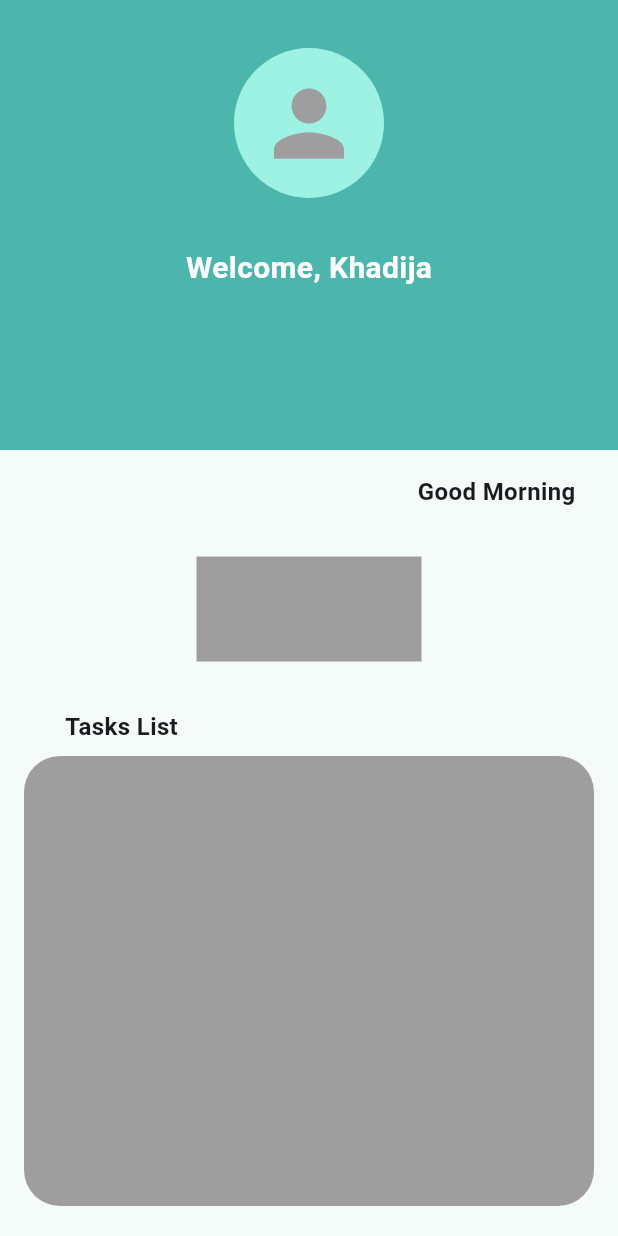
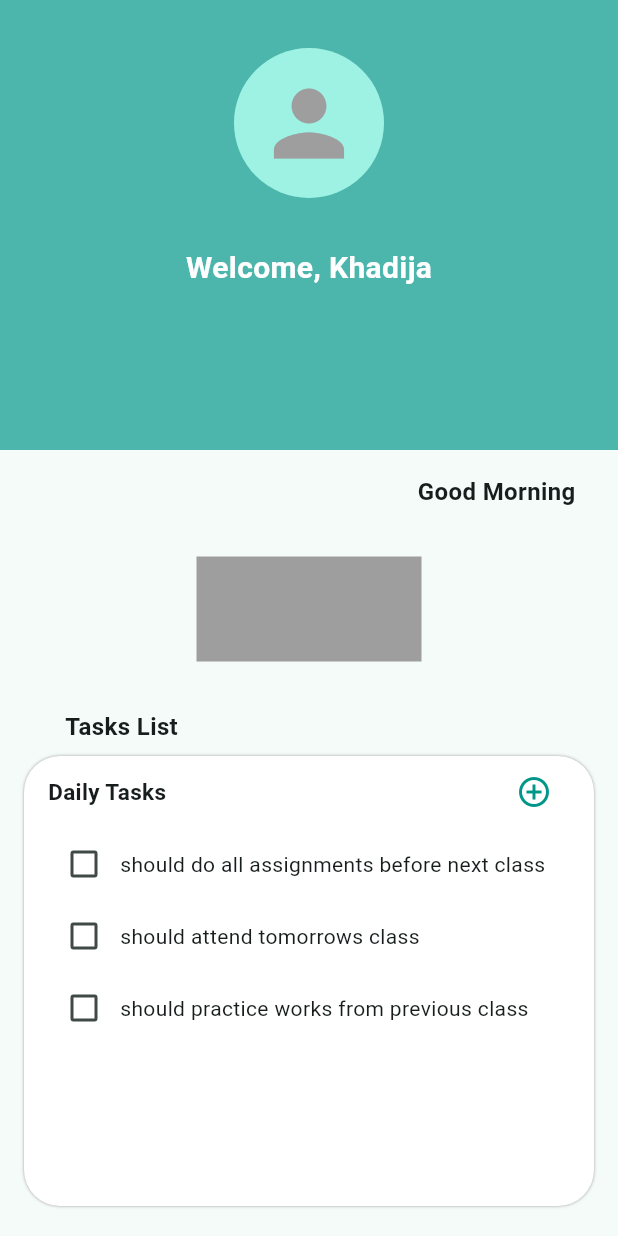
Before and after one commit to henryadebayo/todo_app, a Flutter app: the MyHomePage screen opened directly, on a phone screen of 412 x 824 dp. Run offline on Flutter 3.47's test engine with Material 3 defaults, Android fonts, the phone set to English and light mode, and no system bars.

Commit message:
created tasks model , added tasks to list view , created task database

```diff
--- /dev/null
+++ b/lib/model/taskModel.dart
@@ -0,0 +1,5 @@
+class TasksModel {
+  final String tasks;
+  bool done;
+  TasksModel({required this.tasks, required this.done});
+}
--- a/lib/screens/home_page.dart
+++ b/lib/screens/home_page.dart
@@ -1,4 +1,5 @@
 import 'package:flutter/material.dart';
+import 'package:todo_app/model/taskModel.dart';
 
 class MyHomePage extends StatefulWidget {
   const MyHomePage({
@@ -77,15 +78,82 @@ class _MyHomePageState extends State<MyHomePage> {
             ),
           ),
           Padding(
-            padding: const EdgeInsets.symmetric(horizontal: 16.0),
+            padding: EdgeInsets.symmetric(horizontal: 16.0),
             child: Container(
               height: 300,
+              width: double.infinity,
               decoration: BoxDecoration(
-                  color: Colors.grey, borderRadius: BorderRadius.circular(24)),
+                  color: Colors.white,
+                  borderRadius: BorderRadius.circular(24),
+                  boxShadow: const [
+                    BoxShadow(
+                      color: Colors.grey,
+                      offset: Offset(0.0, 0.0),
+                      blurRadius: 1.0,
+                    )
+                  ]),
+              child: Padding(
+                padding: EdgeInsets.symmetric(horizontal: 16.0),
+                child: Column(
+                  children: [
+                    Row(
+                      mainAxisAlignment: MainAxisAlignment.spaceBetween,
+                      children: [
+                        const Text(
+                          "Daily Tasks ",
+                          style: TextStyle(
+                            fontWeight: FontWeight.bold,
+                            fontSize: 15,
+                          ),
+                        ),
+                        IconButton(
+                          onPressed: () {},
+                          icon: const Icon(
+                            Icons.add_circle_outline_sharp,
+                            color: Colors.teal,
+                          ),
+                        )
+                      ],
+                    ),
+                    Expanded(
+                        child: ListView.builder(
+                            itemCount: tasksDatabase.length,
+                            itemBuilder: (BuildContext context, int index) {
+                              return Row(
+                                children: [
+                                  Checkbox(
+                                      value: tasksDatabase[index].done,
+                                      onChanged: (value) {
+                                        setState(() {
+                                          tasksDatabase[index].done = value!;
+                                        });
+                                      }),
+                                  Expanded(
+                                    child: Text(
+                                      tasksDatabase[index].tasks,
+                                      overflow: TextOverflow.visible,
+                                    ),
+                                  )
+                                ],
+                              );
+                            }))
+                  ],
+                ),
+              ),
             ),
           )
         ],
       ),
     );
   }
+
+  List<TasksModel> tasksDatabase = [
+    TasksModel(
+        tasks: "should do all assignments before next class", done: false),
+    TasksModel(
+        tasks: "should "
+            "attend tomorrows class",
+        done: false),
+    TasksModel(tasks: "should practice works from previous class ", done: false)
+  ];
 }
```
